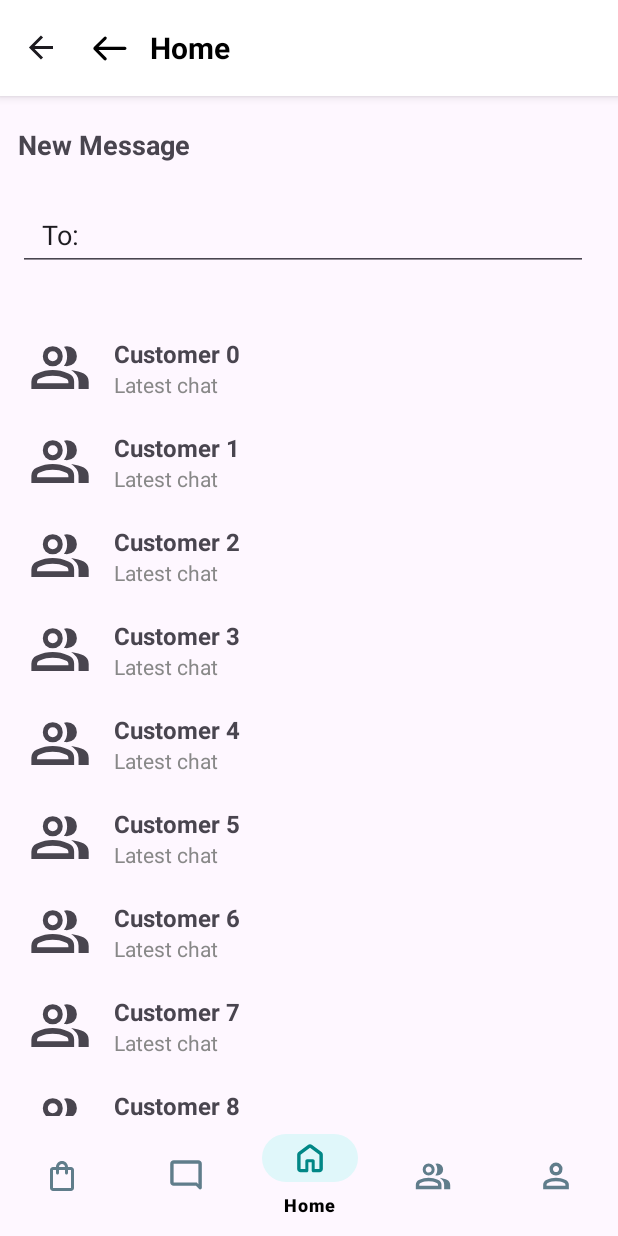
After one commit to HoHoangHvy/piny-port-mobile-app, an Android app: the NewChatFragment screen opened through its navigation route, on a phone screen of 412 x 824 dp. The commit adds this screen. Run offline under Robolectric (Android 15) with nearby library versions, the phone set to English and light mode, and no system bars; our stand-ins replace navigation-ui.

Commit message:
Merge code Khang

```diff
--- a/app/src/main/java/com/example/pinyport/MainActivity.java
+++ b/app/src/main/java/com/example/pinyport/MainActivity.java
@@ -27,6 +27,11 @@ public class MainActivity extends AppCompatActivity {
 
         binding = ActivityMainBinding.inflate(getLayoutInflater());
         setContentView(binding.getRoot());
+
+        // Set custom action bar only once, when the activity is created
+        View actionBarView = getLayoutInflater().inflate(R.layout.custom_action_bar, null);
+        getSupportActionBar().setCustomView(actionBarView);
+        getSupportActionBar().setDisplayShowCustomEnabled(true);
 
         BottomNavigationView navView = findViewById(R.id.nav_view);
         AppBarConfiguration appBarConfiguration = new AppBarConfiguration.Builder(
--- /dev/null
+++ b/app/src/main/java/com/example/pinyport/ui/chat/Chat.java
@@ -0,0 +1,19 @@
+package com.example.pinyport.ui.chat;
+
+public class Chat {
+    private String name;
+    private String latestMessage;
+
+    public Chat(String name, String latestMessage) {
+        this.name = name;
+        this.latestMessage = latestMessage;
+    }
+
+    public String getName() {
+        return name;
+    }
+
+    public String getLatestMessage() {
+        return latestMessage;
+    }
+}
--- /dev/null
+++ b/app/src/main/java/com/example/pinyport/ui/chat/ItemDecoration.java
@@ -0,0 +1,24 @@
+package com.example.pinyport.ui.chat;
+
+import android.graphics.Rect;
+import android.view.View;
+
+import androidx.annotation.NonNull;
+import androidx.recyclerview.widget.RecyclerView;
+
+public class ItemDecoration extends RecyclerView.ItemDecoration {
+    private final int verticalSpaceHeight;
+
+    public ItemDecoration(int verticalSpaceHeight) {
+        this.verticalSpaceHeight = verticalSpaceHeight;
+    }
+
+    @Override
+    public void getItemOffsets(@NonNull Rect outRect, @NonNull View view, @NonNull RecyclerView parent, @NonNull RecyclerView.State state) {
+        super.getItemOffsets(outRect, view, parent, state);
+
+        if (parent.getChildAdapterPosition(view) != parent.getAdapter().getItemCount() - 1) {
+            outRect.bottom = verticalSpaceHeight;
+        }
+    }
+}
--- /dev/null
+++ b/app/src/main/java/com/example/pinyport/ui/chat/NewChatAdapter.java
@@ -0,0 +1,54 @@
+package com.example.pinyport.ui.chat;
+
+import android.view.LayoutInflater;
+import android.view.View;
+import android.view.ViewGroup;
+import android.widget.ImageView;
+import android.widget.TextView;
+
+import androidx.annotation.NonNull;
+import androidx.recyclerview.widget.RecyclerView;
+
+import com.example.pinyport.R;
+
+import java.util.List;
+
+public class NewChatAdapter extends RecyclerView.Adapter<NewChatAdapter.ChatViewHolder> {
+
+    private List<Chat> chatList;
+
+    public NewChatAdapter(List<Chat> chatList) {
+        this.chatList = chatList;
+    }
+
+    @NonNull
+    @Override
+    public ChatViewHolder onCreateViewHolder(@NonNull ViewGroup parent, int viewType) {
+        View view = LayoutInflater.from(parent.getContext()).inflate(R.layout.item_chat, parent, false);
+        return new ChatViewHolder(view);
+    }
+
+    @Override
+    public void onBindViewHolder(@NonNull ChatViewHolder holder, int position) {
+        Chat chat = chatList.get(position);
+        holder.customerName.setText(chat.getName());
+        holder.latestChat.setText(chat.getLatestMessage());
+    }
+
+    @Override
+    public int getItemCount() {
+        return chatList.size();
+    }
+
+    public class ChatViewHolder extends RecyclerView.ViewHolder {
+        TextView customerName, latestChat;
+        ImageView profileImage;
+
+        public ChatViewHolder(@NonNull View itemView) {
+            super(itemView);
+            customerName = itemView.findViewById(R.id.customerName);
+            latestChat = itemView.findViewById(R.id.latestChat);
+            profileImage = itemView.findViewById(R.id.profileImage);
+        }
+    }
+}
--- /dev/null
+++ b/app/src/main/java/com/example/pinyport/ui/chat/NewChatFragment.java
@@ -0,0 +1,53 @@
+package com.example.pinyport.ui.chat;
+
+import android.os.Bundle;
+import android.view.LayoutInflater;
+import android.view.View;
+import android.view.ViewGroup;
+import android.widget.TextView;
+
+import androidx.annotation.NonNull;
+import androidx.annotation.Nullable;
+import androidx.appcompat.app.AppCompatActivity;
+import androidx.fragment.app.Fragment;
+
+import androidx.recyclerview.widget.LinearLayoutManager;
+import androidx.recyclerview.widget.RecyclerView;
+
+import com.example.pinyport.R;
+import com.example.pinyport.databinding.FragmentNewchatBinding;
+
+import java.util.ArrayList;
+import java.util.List;
+
+public class NewChatFragment extends Fragment {
+
+    private FragmentNewchatBinding binding;  // Correct binding for fragment_newchat
+    private RecyclerView recyclerView;
+    private NewChatAdapter newChatAdapter;
+    private List<Chat> chatList;
+
+    @Override
+    public View onCreateView(@NonNull LayoutInflater inflater, ViewGroup container,
+                             Bundle savedInstanceState) {
+        binding = FragmentNewchatBinding.inflate(inflater, container, false);
+        View rootView = binding.getRoot();
+
+        recyclerView = binding.recyclerView;
+        recyclerView.setHasFixedSize(true);
+        recyclerView.setLayoutManager(new LinearLayoutManager(getContext()));
+        recyclerView.addItemDecoration(new ItemDecoration(8)); // Custom item decoration
+
+        chatList = new ArrayList<>();
+        for (int i = 0; i <= 15; i++) {
+            chatList.add(new Chat("Customer " + i, "Latest chat"));
+        }
+
+        newChatAdapter = new NewChatAdapter(chatList);
+        recyclerView.setAdapter(newChatAdapter);
+
+        newChatAdapter.notifyDataSetChanged();
+
+        return rootView;
+    }
+}
--- /dev/null
+++ b/app/src/main/res/drawable/rounded_item.xml
@@ -0,0 +1,6 @@
+<!-- rounded_edittext_background.xml -->
+<shape xmlns:android="http://schemas.android.com/apk/res/android"
+    android:shape="rectangle">
+    <solid android:color="@color/my_app_outline" />
+    <corners android:radius="24dp" />
+</shape>
--- /dev/null
+++ b/app/src/main/res/layout/fragment_newchat.xml
@@ -0,0 +1,35 @@
+<?xml version="1.0" encoding="utf-8"?>
+<LinearLayout xmlns:android="http://schemas.android.com/apk/res/android"
+    android:id="@+id/fragment_container"
+    android:layout_width="match_parent"
+    android:layout_height="match_parent"
+    android:orientation="vertical"
+    android:padding="12dp">
+
+    <TextView
+        android:id="@+id/title"
+        android:layout_width="wrap_content"
+        android:layout_height="wrap_content"
+        android:layout_marginTop="8dp"
+        android:text="New Message"
+        android:textStyle="bold"
+        android:textSize="18sp"
+        android:layout_marginBottom="8dp" />
+
+    <EditText
+        android:id="@+id/search_user_chat"
+        android:layout_width="380dp"
+        android:layout_height="48dp"
+        android:layout_marginTop="16dp"
+        android:layout_marginBottom="36dp"
+        android:paddingLeft="16dp"
+        android:text="To: " />
+
+    <androidx.recyclerview.widget.RecyclerView
+        android:id="@+id/recyclerView"
+        android:layout_width="match_parent"
+        android:layout_height="0dp"
+        android:layout_weight="1" />
+
+
+</LinearLayout>
--- /dev/null
+++ b/app/src/main/res/layout/item_chat.xml
@@ -0,0 +1,38 @@
+<?xml version="1.0" encoding="utf-8"?>
+<LinearLayout xmlns:android="http://schemas.android.com/apk/res/android"
+    android:layout_width="match_parent"
+    android:layout_height="wrap_content"
+    android:padding="8dp"
+    android:orientation="horizontal">
+
+    <ImageView
+        android:id="@+id/profileImage"
+        android:layout_width="40dp"
+        android:layout_height="40dp"
+        android:src="@drawable/customer_icon" />
+
+    <LinearLayout
+        android:layout_width="0dp"
+        android:layout_height="wrap_content"
+        android:layout_weight="1"
+        android:orientation="vertical"
+        android:layout_marginStart="16dp">
+
+        <TextView
+            android:id="@+id/customerName"
+            android:layout_width="wrap_content"
+            android:layout_height="wrap_content"
+            android:text="Customer's name"
+            android:textStyle="bold"
+            android:textSize="16sp" />
+
+        <TextView
+            android:id="@+id/latestChat"
+            android:layout_width="wrap_content"
+            android:layout_height="wrap_content"
+            android:text="Latest chat"
+            android:textSize="14sp"
+            android:textColor="#888888" />
+    </LinearLayout>
+
+</LinearLayout>
--- a/app/src/main/res/navigation/mobile_navigation.xml
+++ b/app/src/main/res/navigation/mobile_navigation.xml
@@ -41,4 +41,10 @@
         android:label="@string/title_notifications"
         tools:layout="@layout/fragment_notifications" />
 
+    <fragment
+        android:id="@+id/navigation_newchat"
+        android:name="com.example.pinyport.ui.chat.NewChatFragment"
+        android:label="@string/new_chat"
+        tools:layout="@layout/fragment_newchat" />
+
 </navigation>
--- a/app/src/main/res/values/strings.xml
+++ b/app/src/main/res/values/strings.xml
@@ -9,4 +9,5 @@
     <string name="customers">Customers</string>
     <string name="profile">Profile</string>
     <string name="back_to_home">Back to home\n</string>
+    <string name="new_chat">New chat\n</string>
 </resources>
```
Also changed, not shown: app/src/main/java/com/example/pinyport/ui/chat/ChatAdapter.java (added, +55 -0 lines), app/src/main/java/com/example/pinyport/ui/chat/ChatFragment.java (+39 -5 lines), app/src/main/java/com/example/pinyport/ui/chat/ChatViewModel.java (deleted, +0 -19 lines), app/src/main/res/drawable/newchat_icon.xml (added, +10 -0 lines), app/src/main/res/layout/fragment_chat.xml (+46 -13 lines).
